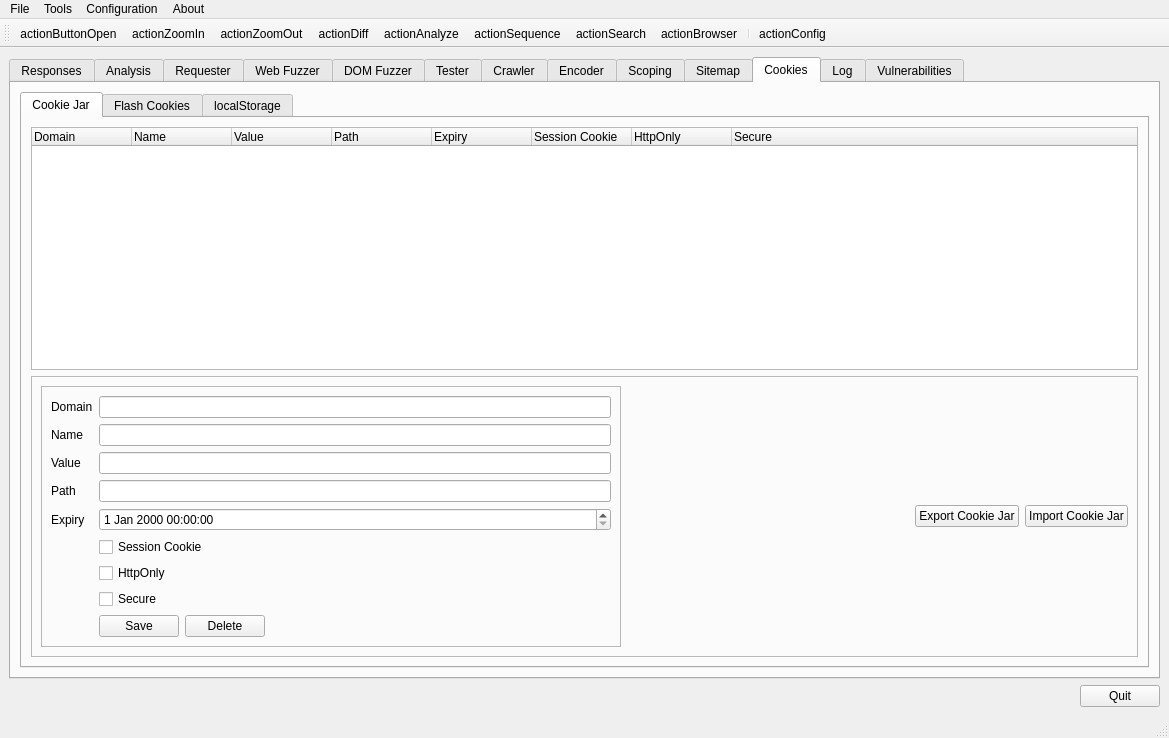
Above: branches/raft3/ui/RaftMain.ui from RAFTDevTeam/raft before the change. Below: the same form after it.
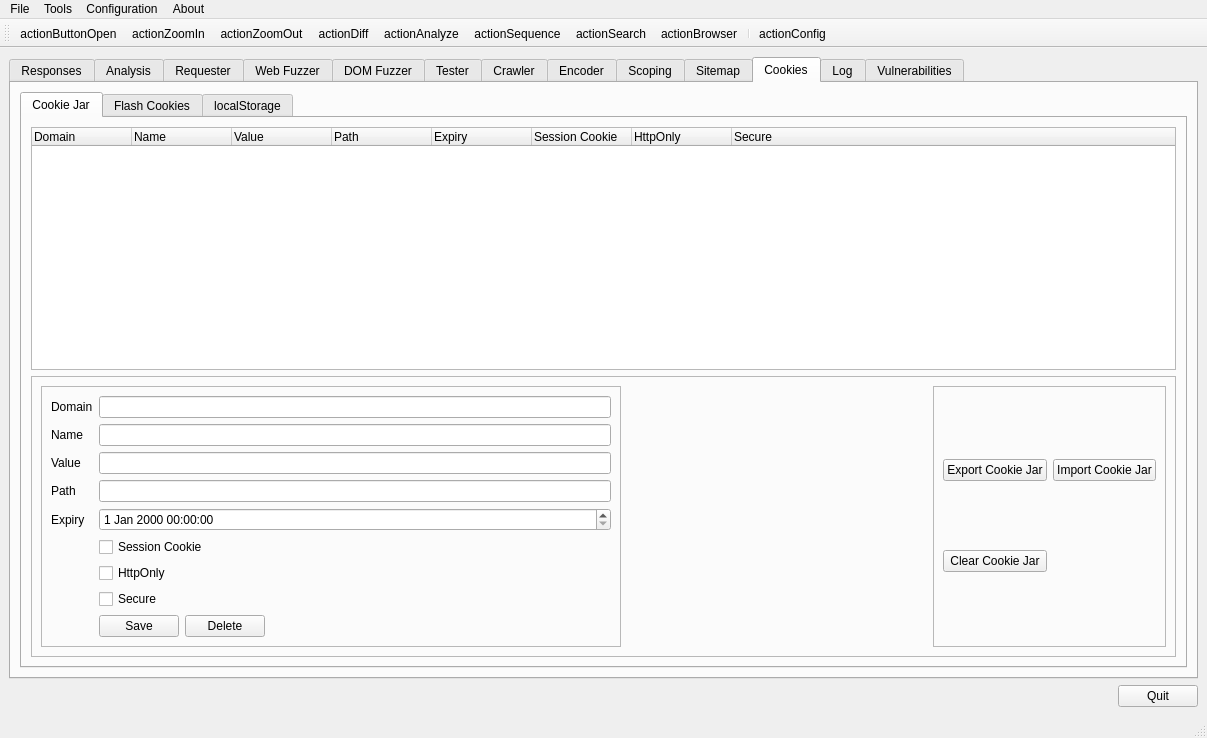
That is the form after the change. The open tabs and pages were chosen to show the change. Icons and pictures are not drawn. Custom widgets are drawn as their Qt base class.

Diff of the .ui file:
```diff
--- a/branches/raft3/ui/RaftMain.ui
+++ b/branches/raft3/ui/RaftMain.ui
@@ -6,7 +6,7 @@
    <rect>
     <x>0</x>
     <y>0</y>
-    <width>1169</width>
+    <width>1207</width>
     <height>738</height>
    </rect>
   </property>
@@ -2579,19 +2579,38 @@
                 </spacer>
                </item>
                <item>
+                <widget class="QFrame" name="frame_8">
+                 <property name="frameShape">
+                  <enum>QFrame::StyledPanel</enum>
+                 </property>
+                 <property name="frameShadow">
+                  <enum>QFrame::Raised</enum>
+                 </property>
+                 <layout class="QGridLayout" name="gridLayout">
+                  <item row="0" column="0">
                 <widget class="QPushButton" name="cookiesCookieExportCookieJarButton">
                  <property name="text">
                   <string>Export Cookie Jar</string>
                  </property>
                 </widget>
                </item>
-               <item>
+                  <item row="0" column="1">
                 <widget class="QPushButton" name="cookiesCookieImportCookieJarButton">
                  <property name="text">
                   <string>Import Cookie Jar</string>
                  </property>
                 </widget>
                </item>
+                  <item row="1" column="0">
+                   <widget class="QPushButton" name="cookiesCookieClearCookieJarButton">
+                    <property name="text">
+                     <string>Clear Cookie Jar</string>
+                    </property>
+                   </widget>
+                  </item>
+                 </layout>
+                </widget>
+               </item>
               </layout>
              </widget>
             </item>
@@ -3229,7 +3248,7 @@
     <rect>
      <x>0</x>
      <y>0</y>
-     <width>1169</width>
+     <width>1207</width>
      <height>22</height>
     </rect>
    </property>
```
Lines whose indentation alone changed are shown as unchanged.
